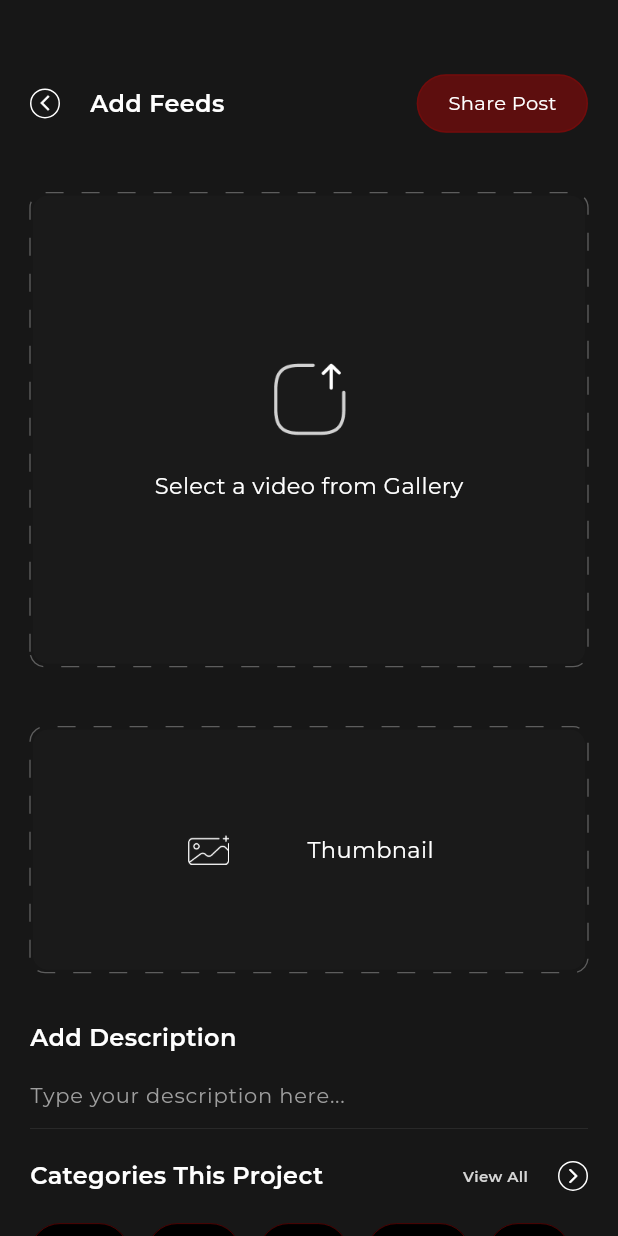
After one commit to AhammedRisvin/video_feed_app, a Flutter app: the HomeView screen opened by its route, after a tap on the "add" icon, on a phone screen of 412 x 824 dp. The commit adds this screen. Run offline on Flutter 3.47's test engine with Material 3 defaults, Android fonts, the phone set to English and light mode, and no system bars; drawn by our look-alikes of dotted_border; our stand-ins replace cached_network_image, google_fonts, shared_preferences; accounts and stored records are empty; network calls fail.

Commit message:
ui completed

```diff
--- a/lib/core/routes/routes.dart
+++ b/lib/core/routes/routes.dart
@@ -1,19 +1,20 @@
 import 'package:flutter/material.dart';
 
 import '../../screens/Auth/view/auth_view.dart';
+import '../../screens/add_feeds_view/view/add_feeds_view.dart';
 import '../../screens/home/view/home_view.dart';
 
 class AppRoutes {
   static const String initial = '/';
   static const String home = '/home';
   static const String login = '/login';
-  static const String register = '/register';
+  static const String addFeedsView = '/addFeedsView';
 
   static final Map<String, WidgetBuilder> routes = {
     // initial: (context) => const SplashView(),
     login: (context) => const AuthView(),
     home: (context) => const HomeView(),
-    // register: (context) => const RegisterView(),
+    addFeedsView: (context) => const AddFeedsView(),
     //RegisterView
   };
 }
--- a/lib/core/util/app_color.dart
+++ b/lib/core/util/app_color.dart
@@ -12,4 +12,7 @@ class AppColor {
   static Color blueColor = const Color(0xFF092e5a);
   static Color redColor = const Color(0xFFd63031);
   static Color greenColor = const Color(0xFF389A48);
+  static Color scaffoldColor = const Color(0xFF171717);
+
+  //#171717
 }
--- a/lib/core/util/provider.dart
+++ b/lib/core/util/provider.dart
@@ -2,12 +2,13 @@ import 'package:provider/provider.dart';
 import 'package:provider/single_child_widget.dart';
 
 import '../../screens/Auth/view_model/auth_provider.dart';
+import '../../screens/add_feeds_view/view_model/add_feeds_provider.dart';
 import '../../screens/home/view_model/home_provider.dart';
 
 List<SingleChildWidget> providers = [
   ChangeNotifierProvider(create: (_) => AuthProvider()),
   ChangeNotifierProvider(create: (_) => HomeProvider()),
-  // ChangeNotifierProvider(create: (_) => RegisterProvider()),
+  ChangeNotifierProvider(create: (_) => AddFeedsProvider()),
 
   //RegisterProvider
 ];
--- a/lib/main.dart
+++ b/lib/main.dart
@@ -30,8 +30,11 @@ class MyApp extends StatelessWidget {
                 title: 'Video Feed App',
                 theme: ThemeData(
                   fontFamily: GoogleFonts.montserrat().fontFamily,
-                  scaffoldBackgroundColor: AppColor.black,
-                  appBarTheme: const AppBarTheme(surfaceTintColor: AppColor.white, backgroundColor: AppColor.white),
+                  scaffoldBackgroundColor: AppColor.scaffoldColor,
+                  appBarTheme: AppBarTheme(
+                    surfaceTintColor: AppColor.scaffoldColor,
+                    backgroundColor: AppColor.scaffoldColor,
+                  ),
                   colorScheme: ColorScheme.fromSeed(seedColor: AppColor.appPrimary),
                 ),
                 debugShowCheckedModeBanner: false,
--- /dev/null
+++ b/lib/screens/add_feeds_view/view/add_feeds_view.dart
@@ -0,0 +1,142 @@
+import 'package:flutter/material.dart';
+import 'package:video_feed_app/core/util/app_color.dart';
+import 'package:video_feed_app/core/util/common_widgets.dart';
+import 'package:video_feed_app/core/util/responsive.dart';
+import 'package:video_feed_app/core/util/sized_box.dart';
+
+import 'widget/category_selector_widget.dart';
+import 'widget/custom_dotted_container.dart';
+
+class AddFeedsView extends StatelessWidget {
+  const AddFeedsView({super.key});
+
+  @override
+  Widget build(BuildContext context) {
+    return Scaffold(
+      body: SingleChildScrollView(
+        padding: const EdgeInsets.symmetric(horizontal: 20),
+        child: Column(
+          crossAxisAlignment: CrossAxisAlignment.start,
+          children: [
+            SizeBoxH(Responsive.height * 6),
+            _buildHeader(context),
+            SizeBoxH(40),
+            _buildVideoPicker(),
+            SizeBoxH(40),
+            _buildThumbnailPicker(),
+            SizeBoxH(32),
+            text(text: 'Add Description', size: 16, fontWeight: FontWeight.w600, color: AppColor.white),
+            SizeBoxH(12),
+            _buildDescriptionField(),
+            Divider(color: const Color(0xff515151), thickness: 0.21),
+            SizeBoxH(12),
+            _buildCategoryHeader(),
+            SizeBoxH(20),
+            const CategorySelector(),
+          ],
+        ),
+      ),
+    );
+  }
+
+  Widget _buildHeader(BuildContext context) {
+    return Row(
+      children: [
+        GestureDetector(
+          onTap: () => Navigator.pop(context),
+          child: Container(
+            height: 20,
+            width: 20,
+            decoration: BoxDecoration(
+              border: Border.all(color: AppColor.white),
+              borderRadius: BorderRadius.circular(100),
+            ),
+            margin: const EdgeInsets.only(right: 20),
+            child: Icon(Icons.arrow_back_ios_new_outlined, color: AppColor.white, size: 12),
+          ),
+        ),
+        text(text: 'Add Feeds', size: 16, fontWeight: FontWeight.w600, color: AppColor.white),
+        const Spacer(),
+        GestureDetector(
+          onTap: () {},
+          child: Container(
+            decoration: BoxDecoration(
+              borderRadius: BorderRadius.circular(100),
+              border: Border.all(color: const Color(0xffC70000).withOpacity(0.2)),
+              color: const Color(0xffC70000).withOpacity(0.4),
+            ),
+            padding: const EdgeInsets.symmetric(horizontal: 20, vertical: 9),
+            child: text(text: 'Share Post', size: 13, fontWeight: FontWeight.w400, color: AppColor.white),
+          ),
+        ),
+      ],
+    );
+  }
+
+  Widget _buildVideoPicker() {
+    return CustomDottedContainer(
+      child: SizedBox(
+        width: double.infinity,
+        height: 280,
+        child: Column(
+          mainAxisAlignment: MainAxisAlignment.center,
+          children: [
+            Image.asset('assets/image/gallery-add.png', height: 55, width: 55),
+            SizeBoxH(20),
+            text(text: 'Select a video from Gallery', size: 15, fontWeight: FontWeight.w400, color: AppColor.white),
+          ],
+        ),
+      ),
+    );
+  }
+
+  Widget _buildThumbnailPicker() {
+    return CustomDottedContainer(
+      child: SizedBox(
+        width: double.infinity,
+        height: 128,
+        child: Row(
+          mainAxisAlignment: MainAxisAlignment.center,
+          children: [
+            Image.asset('assets/image/thumbnailAdd.png', height: 20, width: 32),
+            SizeBoxV(50),
+            text(text: 'Thumbnail', size: 15, fontWeight: FontWeight.w400, color: AppColor.white),
+          ],
+        ),
+      ),
+    );
+  }
+
+  Widget _buildDescriptionField() {
+    return TextFormField(
+      style: const TextStyle(color: Colors.white, fontSize: 14),
+      maxLines: null,
+      decoration: const InputDecoration(
+        isDense: true,
+        border: InputBorder.none,
+        hintText: 'Type your description here...',
+        hintStyle: TextStyle(color: Color(0xff9E9E9E), fontSize: 14),
+      ),
+    );
+  }
+
+  Widget _buildCategoryHeader() {
+    return Row(
+      children: [
+        text(text: 'Categories This Project', size: 16, fontWeight: FontWeight.w600, color: AppColor.white),
+        const Spacer(),
+        text(text: 'View All', size: 10, fontWeight: FontWeight.w600, color: const Color(0xffD5D5D5)),
+        Container(
+          height: 20,
+          width: 20,
+          decoration: BoxDecoration(
+            border: Border.all(color: AppColor.white),
+            borderRadius: BorderRadius.circular(100),
+          ),
+          margin: const EdgeInsets.only(left: 20),
+          child: Icon(Icons.arrow_forward_ios_rounded, color: AppColor.white, size: 12),
+        ),
+      ],
+    );
+  }
+}
--- /dev/null
+++ b/lib/screens/add_feeds_view/view/widget/category_selector_widget.dart
@@ -0,0 +1,37 @@
+import 'package:flutter/material.dart';
+import 'package:provider/provider.dart';
+import 'package:video_feed_app/core/util/common_widgets.dart';
+
+import '../../view_model/add_feeds_provider.dart';
+
+class CategorySelector extends StatelessWidget {
+  const CategorySelector({super.key});
+
+  @override
+  Widget build(BuildContext context) {
+    final List<String> categories = ['Sports', 'Music', 'News', 'Movies', 'Tech', 'Travel'];
+    return Wrap(
+      spacing: 12,
+      runSpacing: 12,
+      children: List.generate(categories.length, (index) {
+        return Selector<AddFeedsProvider, bool>(
+          selector: (_, provider) => provider.selectedCategories.contains(index),
+          builder: (context, isSelected, __) {
+            return GestureDetector(
+              onTap: () => context.read<AddFeedsProvider>().toggleCategory(index),
+              child: Container(
+                padding: const EdgeInsets.symmetric(horizontal: 12, vertical: 12),
+                decoration: BoxDecoration(
+                  color: isSelected ? const Color(0xffC70000).withOpacity(0.4) : Colors.black,
+                  borderRadius: BorderRadius.circular(20),
+                  border: Border.all(color: const Color(0xffC70000).withOpacity(isSelected ? 1.0 : 0.4), width: 0.62),
+                ),
+                child: text(text: categories[index], size: 12, fontWeight: FontWeight.w500, color: Colors.white),
+              ),
+            );
+          },
+        );
+      }),
+    );
+  }
+}
--- /dev/null
+++ b/lib/screens/add_feeds_view/view/widget/custom_dotted_container.dart
@@ -0,0 +1,39 @@
+import 'package:dotted_border/dotted_border.dart' as db;
+import 'package:flutter/material.dart';
+
+class CustomDottedContainer extends StatelessWidget {
+  final Widget? child;
+  final double borderRadius;
+  final double dashLength;
+  final Color dashColor;
+  final Color backgroundColor;
+  final EdgeInsetsGeometry padding;
+  final double strokeWidth;
+
+  const CustomDottedContainer({
+    super.key,
+    this.child,
+    this.borderRadius = 10,
+    this.dashLength = 12,
+    this.dashColor = Colors.white30,
+    this.backgroundColor = const Color(0xFF1A1A1A),
+    this.padding = const EdgeInsets.all(16),
+    this.strokeWidth = 0.9,
+  });
+
+  @override
+  Widget build(BuildContext context) {
+    return db.DottedBorder(
+      color: dashColor,
+      strokeWidth: strokeWidth,
+      dashPattern: [dashLength, dashLength],
+      borderType: db.BorderType.RRect,
+      radius: Radius.circular(borderRadius),
+      child: Container(
+        padding: padding,
+        decoration: BoxDecoration(color: backgroundColor, borderRadius: BorderRadius.circular(borderRadius)),
+        child: child,
+      ),
+    );
+  }
+}
--- /dev/null
+++ b/lib/screens/add_feeds_view/view_model/add_feeds_provider.dart
@@ -0,0 +1,16 @@
+import 'package:flutter/material.dart';
+
+class AddFeedsProvider extends ChangeNotifier {
+  final List<int> _selectedCategories = [];
+
+  List<int> get selectedCategories => _selectedCategories;
+
+  void toggleCategory(int index) {
+    if (_selectedCategories.contains(index)) {
+      _selectedCategories.remove(index);
+    } else {
+      _selectedCategories.add(index);
+    }
+    notifyListeners();
+  }
+}
--- a/lib/screens/home/view/home_view.dart
+++ b/lib/screens/home/view/home_view.dart
@@ -1,5 +1,6 @@
 import 'package:flutter/material.dart';
-import 'package:video_feed_app/screens/home/view/widget/category_list_widget.dart' show CategoryList;
+import 'package:video_feed_app/core/routes/routes.dart';
+import 'package:video_feed_app/screens/home/view/widget/category_list_widget.dart';
 
 import '../../../core/util/app_color.dart';
 import '../../../core/util/common_widgets.dart';
@@ -11,8 +12,15 @@ class HomeView extends StatelessWidget {
   @override
   Widget build(BuildContext context) {
     return Scaffold(
-      appBar: AppBar(
-        backgroundColor: AppColor.black,
+      appBar: _buildAppBar(),
+      body: SingleChildScrollView(child: Column(children: [const CategoryList(), _buildFeedList()])),
+      floatingActionButton: _buildFlottingActionButton(context),
+    );
+  }
+
+  /// Builds the custom AppBar
+  PreferredSizeWidget _buildAppBar() {
+    return AppBar(
       automaticallyImplyLeading: false,
       toolbarHeight: 100,
       title: Column(
@@ -38,22 +46,29 @@ class HomeView extends StatelessWidget {
         ),
         const SizedBox(width: 10),
       ],
-      ),
-      body: SingleChildScrollView(
-        child: Column(
-          children: [
-            const CategoryList(),
-            ListView.separated(
+    );
+  }
+
+  /// Builds the feed list with separators
+  Widget _buildFeedList() {
+    return ListView.separated(
       shrinkWrap: true,
       physics: const NeverScrollableScrollPhysics(),
       itemCount: 6,
       separatorBuilder: (_, __) => Divider(color: AppColor.black, thickness: 3),
-              itemBuilder: (context, index) {
-                return FeedWidget();
+      itemBuilder: (context, index) => const FeedWidget(),
+    );
+  }
+
+  Widget _buildFlottingActionButton(BuildContext context) {
+    return GestureDetector(
+      onTap: () {
+        Navigator.pushNamed(context, AppRoutes.addFeedsView);
       },
-            ),
-          ],
-        ),
+      child: CircleAvatar(
+        radius: 34,
+        backgroundColor: Color(0xffC70000),
+        child: Icon(Icons.add, color: AppColor.white, size: 40),
       ),
     );
   }
--- a/lib/screens/home/view/widget/feed_widget.dart
+++ b/lib/screens/home/view/widget/feed_widget.dart
@@ -36,7 +36,7 @@ class FeedWidget extends StatelessWidget {
                       maxLines: 2,
                       overFlow: TextOverflow.ellipsis,
                     ),
-                    const SizedBox(height: 12),
+                    const SizedBox(height: 7),
                     text(
                       text: '5 days ago',
                       size: 10,
--- a/pubspec.yaml
+++ b/pubspec.yaml
@@ -39,6 +39,7 @@ dependencies:
   http: ^1.5.0
   cached_network_image: ^3.4.1
   shared_preferences: ^2.5.3
+  dotted_border: ^2.1.0
 
 dev_dependencies:
   flutter_test:
```
Also changed, not shown: assets/image/gallery-add.png (added), assets/image/thumbnailAdd.png (added), pubspec.lock. Lines whose indentation alone changed are shown as unchanged.
